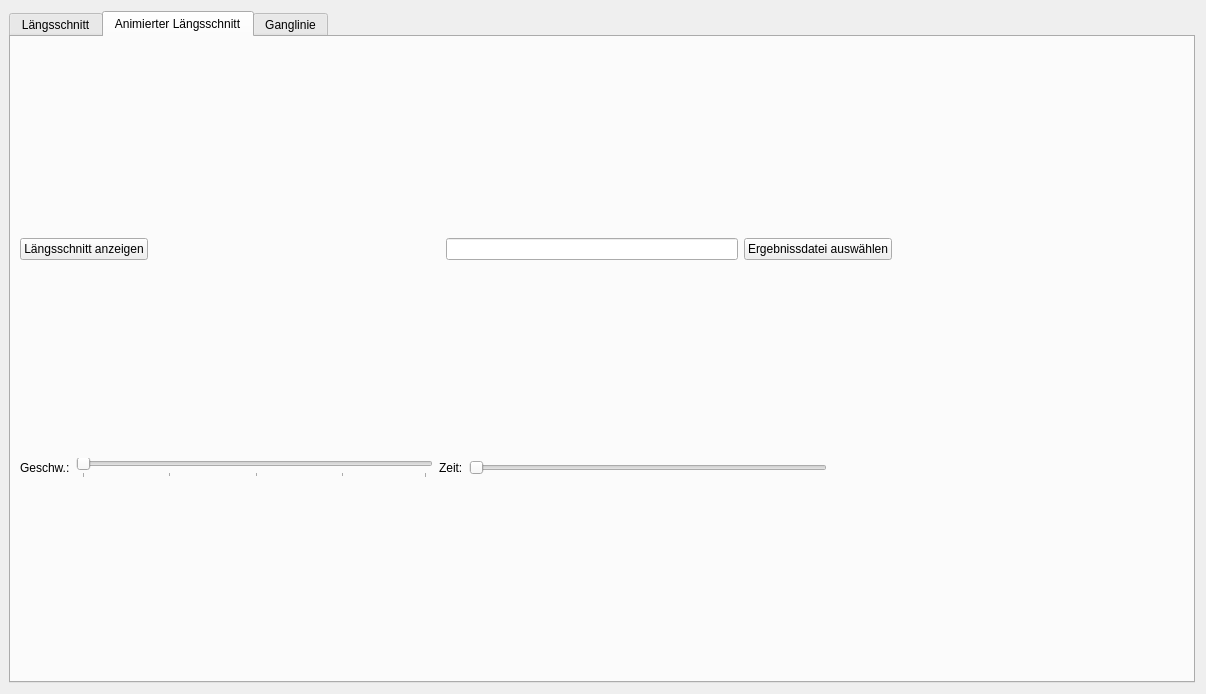
First picture: the form in qkan/laengsschnitt/res/laengsschnitt.ui, repository hoettges/QKan, before the edit.
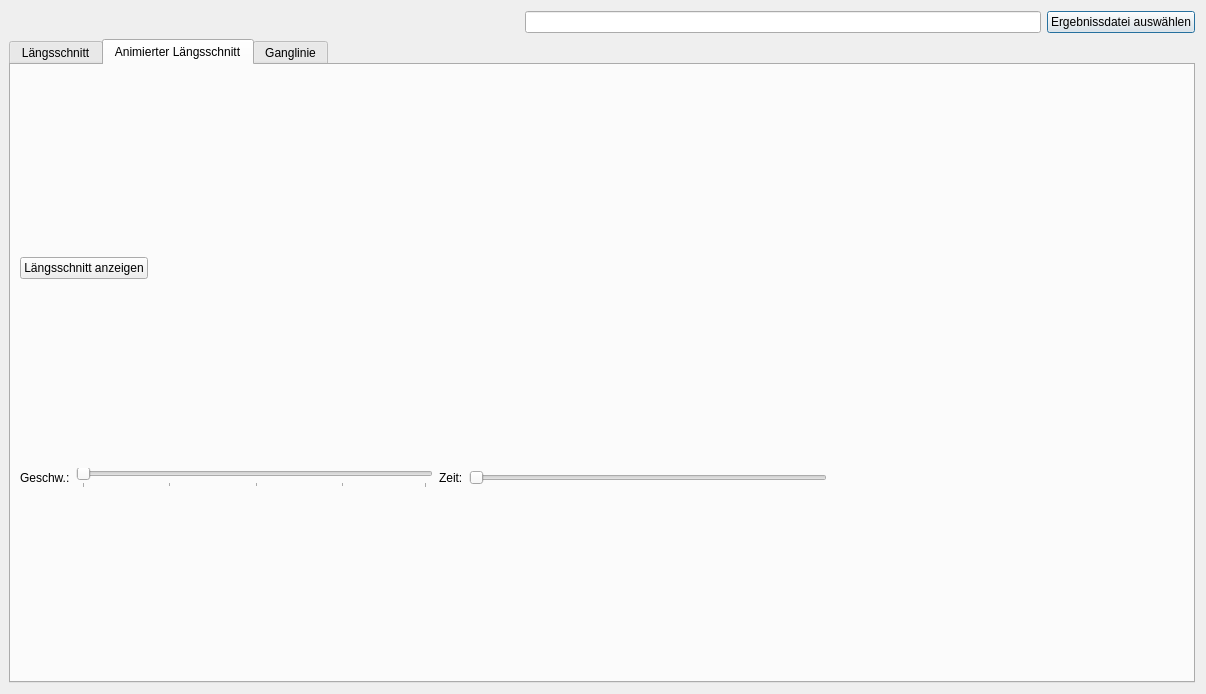
Second picture: the form after the edit. The open tabs and pages were chosen to show the change.

What changed in the file:
```diff
--- a/qkan/laengsschnitt/res/laengsschnitt.ui
+++ b/qkan/laengsschnitt/res/laengsschnitt.ui
@@ -28,13 +28,46 @@
   <property name="modal">
    <bool>false</bool>
   </property>
-  <layout class="QHBoxLayout" name="horizontalLayout_4" stretch="0">
+  <layout class="QVBoxLayout" name="verticalLayout_7" stretch="0,0">
    <property name="sizeConstraint">
     <enum>QLayout::SetDefaultConstraint</enum>
    </property>
    <property name="leftMargin">
     <number>9</number>
    </property>
+   <item>
+    <layout class="QHBoxLayout" name="horizontalLayout_8">
+     <property name="leftMargin">
+      <number>0</number>
+     </property>
+     <property name="topMargin">
+      <number>0</number>
+     </property>
+     <item>
+      <spacer name="horizontalSpacer_9">
+       <property name="orientation">
+        <enum>Qt::Horizontal</enum>
+       </property>
+       <property name="sizeHint" stdset="0">
+        <size>
+         <width>40</width>
+         <height>20</height>
+        </size>
+       </property>
+      </spacer>
+     </item>
+     <item>
+      <widget class="QLineEdit" name="lineEdit_4"/>
+     </item>
+     <item>
+      <widget class="QPushButton" name="pushButton_7">
+       <property name="text">
+        <string>Ergebnissdatei auswählen</string>
+       </property>
+      </widget>
+     </item>
+    </layout>
+   </item>
    <item>
     <widget class="QTabWidget" name="tabWidget">
      <property name="currentIndex">
@@ -226,29 +259,6 @@
              </property>
             </spacer>
            </item>
-           <item>
-            <widget class="QLineEdit" name="lineEdit_4"/>
-           </item>
-           <item>
-            <widget class="QPushButton" name="pushButton_7">
-             <property name="text">
-              <string>Ergebnissdatei auswählen</string>
-             </property>
-            </widget>
-           </item>
-           <item>
-            <spacer name="horizontalSpacer_9">
-             <property name="orientation">
-              <enum>Qt::Horizontal</enum>
-             </property>
-             <property name="sizeHint" stdset="0">
-              <size>
-               <width>40</width>
-               <height>20</height>
-              </size>
-             </property>
-            </spacer>
-           </item>
           </layout>
          </item>
         </layout>
```
Left out of the diff: 20 changed lines with no effect on the pictures.
